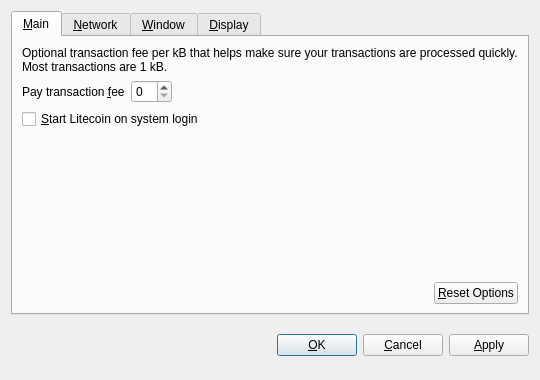
The window that src/qt/forms/optionsdialog.ui (TheStormCoin/StormCoinSource) describes before a commit, drawn with Qt 5.
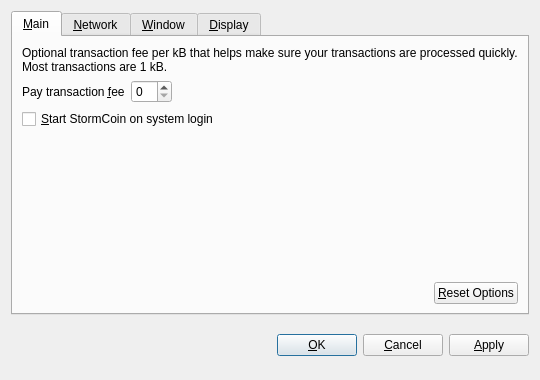
The same window after the commit. Custom widgets are drawn as their Qt base class.

```diff
--- a/src/qt/forms/optionsdialog.ui
+++ b/src/qt/forms/optionsdialog.ui
@@ -82,7 +82,7 @@
           <string>Automatically start Litecoin after logging in to the system.</string>
          </property>
          <property name="text">
-          <string>&amp;Start Litecoin on system login</string>
+          <string>&amp;Start StormCoin on system login</string>
          </property>
         </widget>
        </item>
```
Left out of the diff: 10 changed lines with no effect on the pictures.
